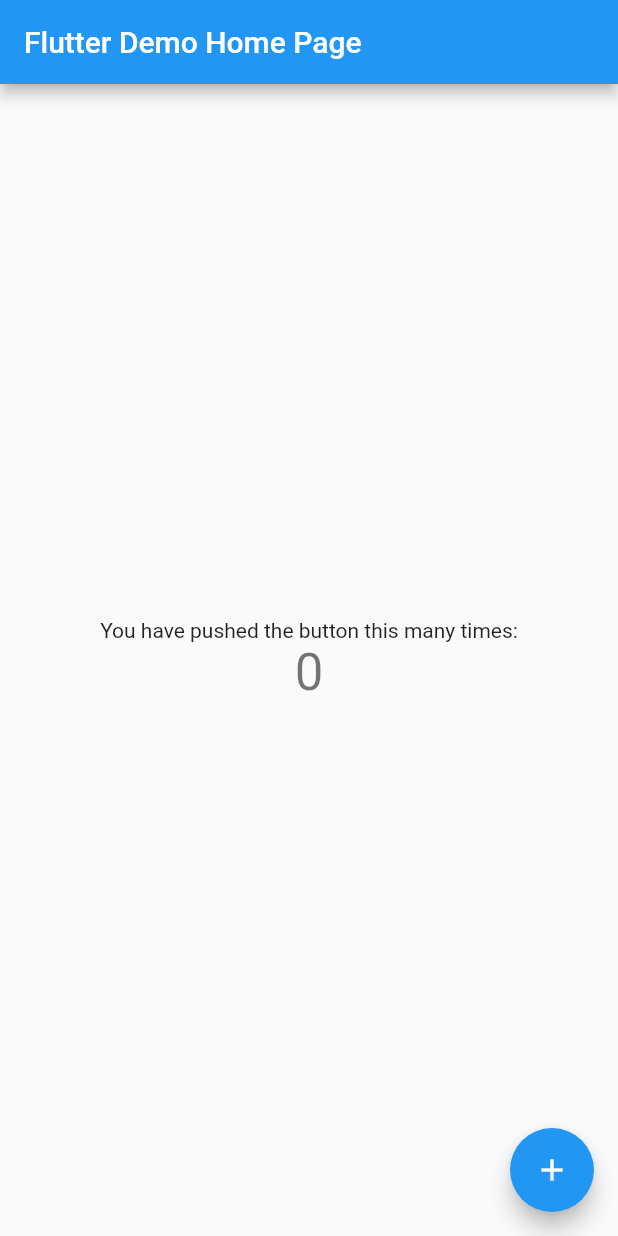
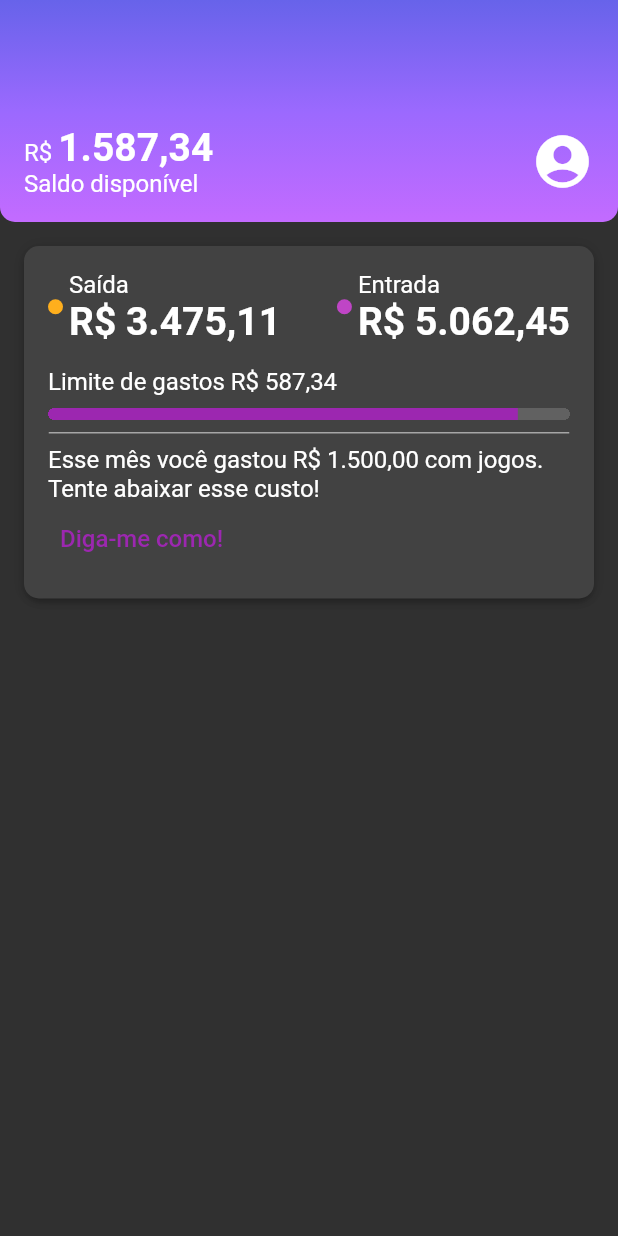
Before and after one commit to thyagoasc/alubank, a Flutter app: the screen it shows after launch, on a phone screen of 412 x 824 dp. Run offline on Flutter 3.47's test engine with Material 2 defaults, Android fonts, the phone set to English and light mode, and no system bars.

Commit message:
Criado header e cartão de atividade recente

```diff
--- /dev/null
+++ b/lib/components/box_card.dart
@@ -0,0 +1,27 @@
+import 'package:flutter/material.dart';
+
+class BoxCard extends StatelessWidget {
+  final Widget boxContent;
+
+  const BoxCard({
+    Key? key,
+    required this.boxContent,
+  }) : super(key: key);
+
+  @override
+  Widget build(BuildContext context) {
+    return Container(
+      padding: const EdgeInsets.all(
+        16.0,
+      ),
+      decoration: BoxDecoration(
+        boxShadow: kElevationToShadow[3],
+        borderRadius: BorderRadius.circular(
+          10,
+        ),
+        color: Theme.of(context).cardColor,
+      ),
+      child: boxContent,
+    );
+  }
+}
--- /dev/null
+++ b/lib/components/color_dot.dart
@@ -0,0 +1,24 @@
+import 'package:flutter/material.dart';
+
+class ColorDot extends StatelessWidget {
+  final Color? color;
+
+  const ColorDot({
+    Key? key,
+    required this.color,
+  }) : super(key: key);
+
+  @override
+  Widget build(BuildContext context) {
+    return Container(
+      width: 10.0,
+      height: 10.0,
+      decoration: BoxDecoration(
+        color: color,
+        borderRadius: BorderRadius.circular(
+          10.0,
+        ),
+      ),
+    );
+  }
+}
--- /dev/null
+++ b/lib/components/content_division.dart
@@ -0,0 +1,18 @@
+import 'package:flutter/material.dart';
+import 'package:bank_home/themes/theme_colors.dart';
+
+class ContentDivision extends StatelessWidget {
+  const ContentDivision({Key? key}) : super(key: key);
+
+  @override
+  Widget build(BuildContext context) {
+    return Container(
+      height: 1.0,
+      decoration: BoxDecoration(
+        border: Border.all(
+          color: ThemeColors.division,
+        ),
+      ),
+    );
+  }
+}
--- /dev/null
+++ b/lib/components/sections/header.dart
@@ -0,0 +1,58 @@
+import 'package:bank_home/themes/theme_colors.dart';
+import 'package:flutter/material.dart';
+
+class Header extends StatelessWidget {
+  const Header({Key? key}) : super(key: key);
+
+  @override
+  Widget build(BuildContext context) {
+    return Container(
+      padding: const EdgeInsets.fromLTRB(
+        16.0,
+        83.0,
+        16.0,
+        16.0,
+      ),
+      decoration: const BoxDecoration(
+        gradient: LinearGradient(
+          begin: Alignment.topCenter,
+          end: Alignment.bottomCenter,
+          colors: ThemeColors.gradientPurple,
+        ),
+        borderRadius: BorderRadius.vertical(
+          bottom: Radius.circular(
+            10.0,
+          ),
+        ),
+      ),
+      child: Row(
+        mainAxisAlignment: MainAxisAlignment.spaceBetween,
+        children: <Widget>[
+          Column(
+            crossAxisAlignment: CrossAxisAlignment.start,
+            children: <Widget>[
+              Text.rich(
+                TextSpan(
+                  text: 'R\$ ',
+                  children: <TextSpan>[
+                    TextSpan(
+                      text: '1.587,34',
+                      style: Theme.of(context).textTheme.bodyLarge,
+                    ),
+                  ],
+                ),
+              ),
+              const Text(
+                'Saldo disponível',
+              )
+            ],
+          ),
+          const Icon(
+            Icons.account_circle,
+            size: 42.0,
+          ),
+        ],
+      ),
+    );
+  }
+}
--- /dev/null
+++ b/lib/components/sections/recent_activity.dart
@@ -0,0 +1,126 @@
+import 'package:bank_home/components/box_card.dart';
+import 'package:bank_home/components/color_dot.dart';
+import 'package:bank_home/components/content_division.dart';
+import 'package:bank_home/themes/theme_colors.dart';
+import 'package:flutter/material.dart';
+
+class RecentActivity extends StatelessWidget {
+  const RecentActivity({Key? key}) : super(key: key);
+
+  @override
+  Widget build(BuildContext context) {
+    return const Padding(
+      padding: EdgeInsets.all(
+        16.0,
+      ),
+      child: BoxCard(
+        boxContent: _RecentActivityContent(),
+      ),
+    );
+  }
+}
+
+class _RecentActivityContent extends StatelessWidget {
+  const _RecentActivityContent({Key? key}) : super(key: key);
+
+  @override
+  Widget build(BuildContext context) {
+    return Column(
+      crossAxisAlignment: CrossAxisAlignment.start,
+      children: [
+        Row(
+          mainAxisAlignment: MainAxisAlignment.spaceBetween,
+          children: [
+            Row(
+              children: [
+                Padding(
+                  padding: const EdgeInsets.only(
+                    right: 4.0,
+                  ),
+                  child: ColorDot(
+                    color: ThemeColors.recentActivity['spent'],
+                  ),
+                ),
+                Column(
+                  crossAxisAlignment: CrossAxisAlignment.start,
+                  children: [
+                    const Text(
+                      'Saída',
+                    ),
+                    Text(
+                      'R\$ 3.475,11',
+                      style: Theme.of(context).textTheme.bodyLarge,
+                    ),
+                  ],
+                ),
+              ],
+            ),
+            Row(
+              children: [
+                Padding(
+                  padding: const EdgeInsets.only(
+                    right: 4.0,
+                  ),
+                  child: ColorDot(
+                    color: ThemeColors.recentActivity['income'],
+                  ),
+                ),
+                Column(
+                  crossAxisAlignment: CrossAxisAlignment.start,
+                  children: [
+                    const Text(
+                      'Entrada',
+                    ),
+                    Text(
+                      'R\$ 5.062,45',
+                      style: Theme.of(context).textTheme.bodyLarge,
+                    ),
+                  ],
+                ),
+              ],
+            ),
+          ],
+        ),
+        const Padding(
+          padding: EdgeInsets.only(
+            top: 16.0,
+            bottom: 8.0,
+          ),
+          child: Text(
+            'Limite de gastos R\$ 587,34',
+          ),
+        ),
+        Container(
+          decoration: BoxDecoration(
+            borderRadius: BorderRadius.circular(
+              5.0,
+            ),
+          ),
+          clipBehavior: Clip.hardEdge,
+          child: const LinearProgressIndicator(
+            value: 0.9,
+            minHeight: 8.0,
+          ),
+        ),
+        const Padding(
+          padding: EdgeInsets.symmetric(
+            vertical: 8.0,
+          ),
+          child: ContentDivision(),
+        ),
+        const Text(
+          'Esse mês você gastou R\$ 1.500,00 com jogos. Tente abaixar esse custo!',
+        ),
+        TextButton(
+          onPressed: () {},
+          child: const Text(
+            'Diga-me como!',
+            style: TextStyle(
+              fontSize: 16.0,
+            ),
+          ),
+        )
+      ],
+    );
+  }
+}
--- a/lib/main.dart
+++ b/lib/main.dart
@@ -1,115 +1,20 @@
 import 'package:flutter/material.dart';
+import 'package:bank_home/themes/my_theme.dart';
+import 'screens/home.dart';
 
 void main() {
-  runApp(const MyApp());
+  runApp(const Alubank());
 }
 
-class MyApp extends StatelessWidget {
-  const MyApp({super.key});
+class Alubank extends StatelessWidget {
+  const Alubank({Key? key}) : super(key: key);
 
-  // This widget is the root of your application.
   @override
   Widget build(BuildContext context) {
     return MaterialApp(
-      title: 'Flutter Demo',
-      theme: ThemeData(
-        // This is the theme of your application.
-        //
-        // Try running your application with "flutter run". You'll see the
-        // application has a blue toolbar. Then, without quitting the app, try
-        // changing the primarySwatch below to Colors.green and then invoke
-        // "hot reload" (press "r" in the console where you ran "flutter run",
-        // or simply save your changes to "hot reload" in a Flutter IDE).
-        // Notice that the counter didn't reset back to zero; the application
-        // is not restarted.
-        primarySwatch: Colors.blue,
-      ),
-      home: const MyHomePage(title: 'Flutter Demo Home Page'),
+      title: 'Alubank',
+      theme: mytheme,
+      home: const Home(),
     );
   }
 }
-
-class MyHomePage extends StatefulWidget {
-  const MyHomePage({super.key, required this.title});
-
-  // This widget is the home page of your application. It is stateful, meaning
-  // that it has a State object (defined below) that contains fields that affect
-  // how it looks.
-
-  // This class is the configuration for the state. It holds the values (in this
-  // case the title) provided by the parent (in this case the App widget) and
-  // used by the build method of the State. Fields in a Widget subclass are
-  // always marked "final".
-
-  final String title;
-
-  @override
-  State<MyHomePage> createState() => _MyHomePageState();
-}
-
-class _MyHomePageState extends State<MyHomePage> {
-  int _counter = 0;
-
-  void _incrementCounter() {
-    setState(() {
-      // This call to setState tells the Flutter framework that something has
-      // changed in this State, which causes it to rerun the build method below
-      // so that the display can reflect the updated values. If we changed
-      // _counter without calling setState(), then the build method would not be
-      // called again, and so nothing would appear to happen.
-      _counter++;
-    });
-  }
-
-  @override
-  Widget build(BuildContext context) {
-    // This method is rerun every time setState is called, for instance as done
-    // by the _incrementCounter method above.
-    //
-    // The Flutter framework has been optimized to make rerunning build methods
-    // fast, so that you can just rebuild anything that needs updating rather
-    // than having to individually change instances of widgets.
-    return Scaffold(
-      appBar: AppBar(
-        // Here we take the value from the MyHomePage object that was created by
-        // the App.build method, and use it to set our appbar title.
-        title: Text(widget.title),
-      ),
-      body: Center(
-        // Center is a layout widget. It takes a single child and positions it
-        // in the middle of the parent.
-        child: Column(
-          // Column is also a layout widget. It takes a list of children and
-          // arranges them vertically. By default, it sizes itself to fit its
-          // children horizontally, and tries to be as tall as its parent.
-          //
-          // Invoke "debug painting" (press "p" in the console, choose the
-          // "Toggle Debug Paint" action from the Flutter Inspector in Android
-          // Studio, or the "Toggle Debug Paint" command in Visual Studio Code)
-          // to see the wireframe for each widget.
-          //
-          // Column has various properties to control how it sizes itself and
-          // how it positions its children. Here we use mainAxisAlignment to
-          // center the children vertically; the main axis here is the vertical
-          // axis because Columns are vertical (the cross axis would be
-          // horizontal).
-          mainAxisAlignment: MainAxisAlignment.center,
-          children: <Widget>[
-            const Text(
-              'You have pushed the button this many times:',
-            ),
-            Text(
-              '$_counter',
-              style: Theme.of(context).textTheme.headlineMedium,
-            ),
-          ],
-        ),
-      ),
-      floatingActionButton: FloatingActionButton(
-        onPressed: _incrementCounter,
-        tooltip: 'Increment',
-        child: const Icon(Icons.add),
-      ), // This trailing comma makes auto-formatting nicer for build methods.
-    );
-  }
-}
--- /dev/null
+++ b/lib/screens/home.dart
@@ -0,0 +1,19 @@
+import 'package:flutter/material.dart';
+import 'package:bank_home/components/sections/recent_activity.dart';
+import 'package:bank_home/components/sections/header.dart';
+
+class Home extends StatelessWidget {
+  const Home({Key? key}) : super(key: key);
+
+  @override
+  Widget build(BuildContext context) {
+    return Scaffold(
+      body: Column(
+        children: const <Widget>[
+          Header(),
+          RecentActivity(),
+        ],
+      ),
+    );
+  }
+}
--- /dev/null
+++ b/lib/themes/my_theme.dart
@@ -0,0 +1,17 @@
+import 'package:bank_home/themes/theme_colors.dart';
+import 'package:flutter/material.dart';
+
+ThemeData mytheme = ThemeData(
+  primarySwatch: ThemeColors.primaryColor,
+  primaryColor: ThemeColors.primaryColor,
+  brightness: ThemeColors.brightnessDark,
+  textTheme: const TextTheme(
+    bodyMedium: TextStyle(
+      fontSize: 16.0,
+    ),
+    bodyLarge: TextStyle(
+      fontSize: 26.0,
+      fontWeight: FontWeight.bold,
+    ),
+  ),
+);
--- /dev/null
+++ b/lib/themes/theme_colors.dart
@@ -0,0 +1,21 @@
+import 'package:flutter/material.dart';
+
+class ThemeColors {
+  static const Brightness brightnessDark = Brightness.dark;
+  static const Brightness brightnessLight = Brightness.light;
+
+  static const recentActivity = {
+    'spent': Color.fromRGBO(255, 175, 29, 1.0),
+    'income': Color.fromRGBO(191, 69, 198, 1.0),
+  };
+
+  static const Color division = Color.fromRGBO(166, 166, 166, 1.0);
+
+  static const MaterialColor primaryColor = Colors.purple;
+
+  static const List<Color> gradientPurple = [
+    Color.fromRGBO(103, 99, 234, 1.0),
+    Color.fromRGBO(155, 105, 254, 1.0),
+    Color.fromRGBO(195, 107, 255, 1.0),
+  ];
+}
```
Also changed, not shown: 1 other file.
